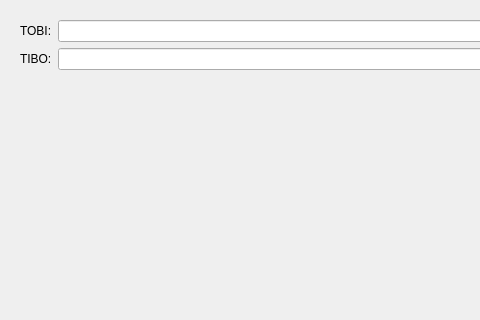
Old version of the form Monterey/rovdebug.ui in the repository rovsuite/monterey; both pictures show x 0 to 480 and y 0 to 320 of the 1280 by 752 pixel window.
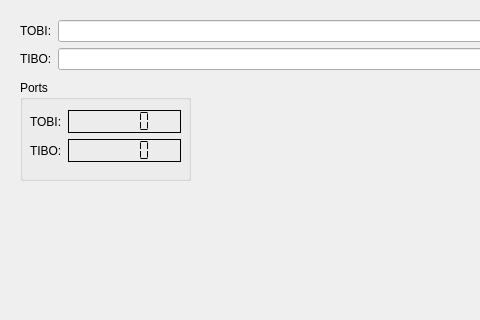
New version of the form.

Commit message: Changed window titles to reflect the windows' purposes Added the ability to display the TOBI and TIBO ports in the Debug window Added ability to show the mappings window

```diff
--- a/Monterey/rovdebug.ui
+++ b/Monterey/rovdebug.ui
@@ -31,7 +31,7 @@
   <property name="windowTitle">
    <string>Debug</string>
   </property>
-  <widget class="QWidget" name="">
+  <widget class="QWidget" name="layoutWidget">
    <property name="geometry">
     <rect>
      <x>20</x>
@@ -119,6 +119,65 @@
     </item>
    </layout>
   </widget>
+  <widget class="QGroupBox" name="groupBox">
+   <property name="geometry">
+    <rect>
+     <x>20</x>
+     <y>80</y>
+     <width>171</width>
+     <height>101</height>
+    </rect>
+   </property>
+   <property name="title">
+    <string>Ports</string>
+   </property>
+   <widget class="QWidget" name="">
+    <property name="geometry">
+     <rect>
+      <x>10</x>
+      <y>30</y>
+      <width>151</width>
+      <height>61</height>
+     </rect>
+    </property>
+    <layout class="QFormLayout" name="formLayout_2">
+     <item row="0" column="0">
+      <widget class="QLabel" name="label_3">
+       <property name="text">
+        <string>TOBI:</string>
+       </property>
+      </widget>
+     </item>
+     <item row="0" column="1">
+      <widget class="QLCDNumber" name="lcdPortTOBI">
+       <property name="frameShadow">
+        <enum>QFrame::Plain</enum>
+       </property>
+       <property name="segmentStyle">
+        <enum>QLCDNumber::Flat</enum>
+       </property>
+      </widget>
+     </item>
+     <item row="1" column="0">
+      <widget class="QLabel" name="label_4">
+       <property name="text">
+        <string>TIBO:</string>
+       </property>
+      </widget>
+     </item>
+     <item row="1" column="1">
+      <widget class="QLCDNumber" name="lcdPortTIBO">
+       <property name="frameShadow">
+        <enum>QFrame::Plain</enum>
+       </property>
+       <property name="segmentStyle">
+        <enum>QLCDNumber::Flat</enum>
+       </property>
+      </widget>
+     </item>
+    </layout>
+   </widget>
+  </widget>
  </widget>
  <resources/>
  <connections/>
```
The commit also changes 8 other files.
